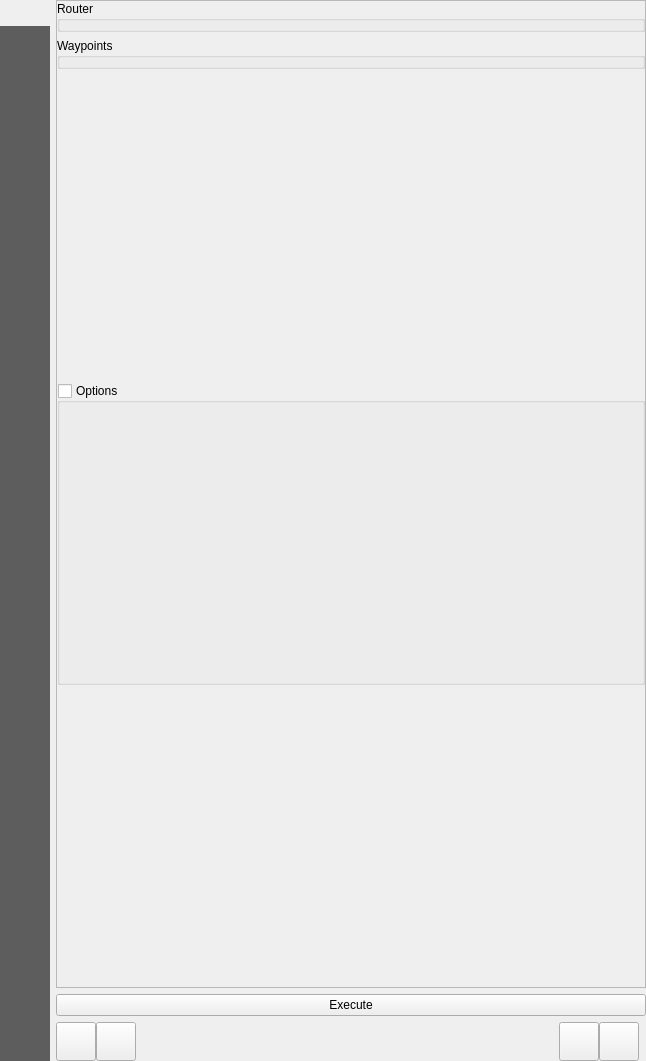
Before: the Qt Designer form valhalla/resources/ui/widget_routing_dock.ui in nilsnolde/valhalla-qgis-plugin, drawn with Qt 5.
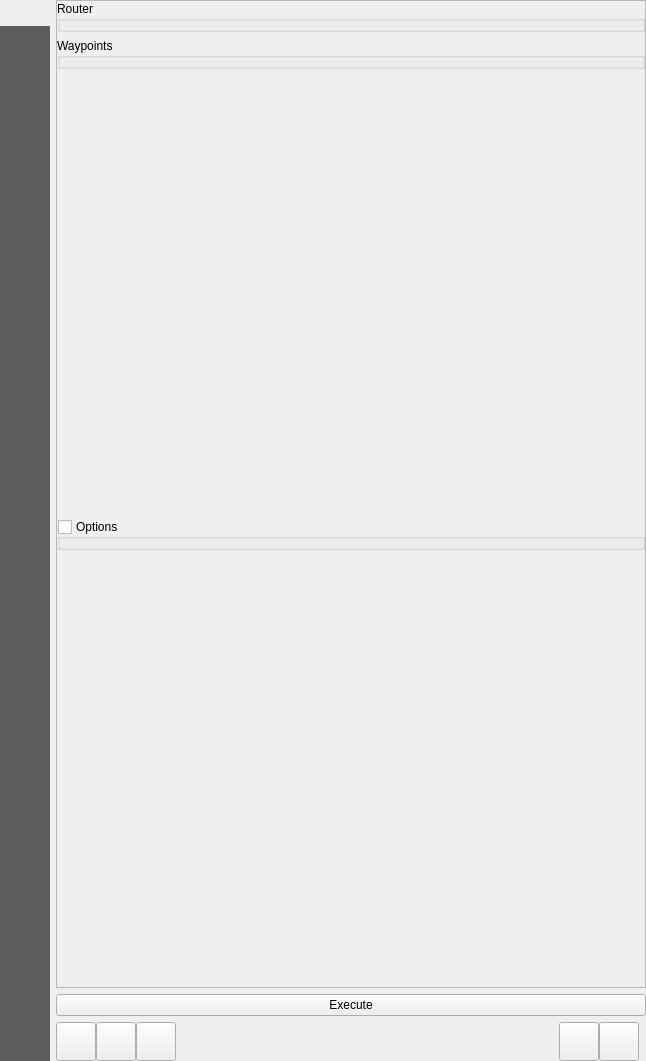
After: the same form once the commit is applied. Icons and pictures are not drawn. Custom widgets are drawn as their Qt base class.

Commit message: remove settings dialog and move debug button to main dialog

```diff
--- a/valhalla/resources/ui/widget_routing_dock.ui
+++ b/valhalla/resources/ui/widget_routing_dock.ui
@@ -486,12 +486,6 @@
              </item>
              <item>
               <widget class="QgsCollapsibleGroupBox" name="options_box">
-               <property name="sizePolicy">
-                <sizepolicy hsizetype="Preferred" vsizetype="Expanding">
-                 <horstretch>0</horstretch>
-                 <verstretch>0</verstretch>
-                </sizepolicy>
-               </property>
                <property name="toolTip">
                 <string>If checked, will use the below parameters for the request.</string>
                </property>
@@ -581,6 +575,22 @@
              </property>
             </widget>
            </item>
+           <item>
+            <widget class="QToolButton" name="ui_debug_btn">
+             <property name="text">
+              <string/>
+             </property>
+             <property name="iconSize">
+              <size>
+               <width>32</width>
+               <height>32</height>
+              </size>
+             </property>
+             <property name="checkable">
+              <bool>true</bool>
+             </property>
+            </widget>
+           </item>
            <item>
             <spacer name="horizontalSpacer_6">
              <property name="orientation">
```
The commit also changes 14 other files.
